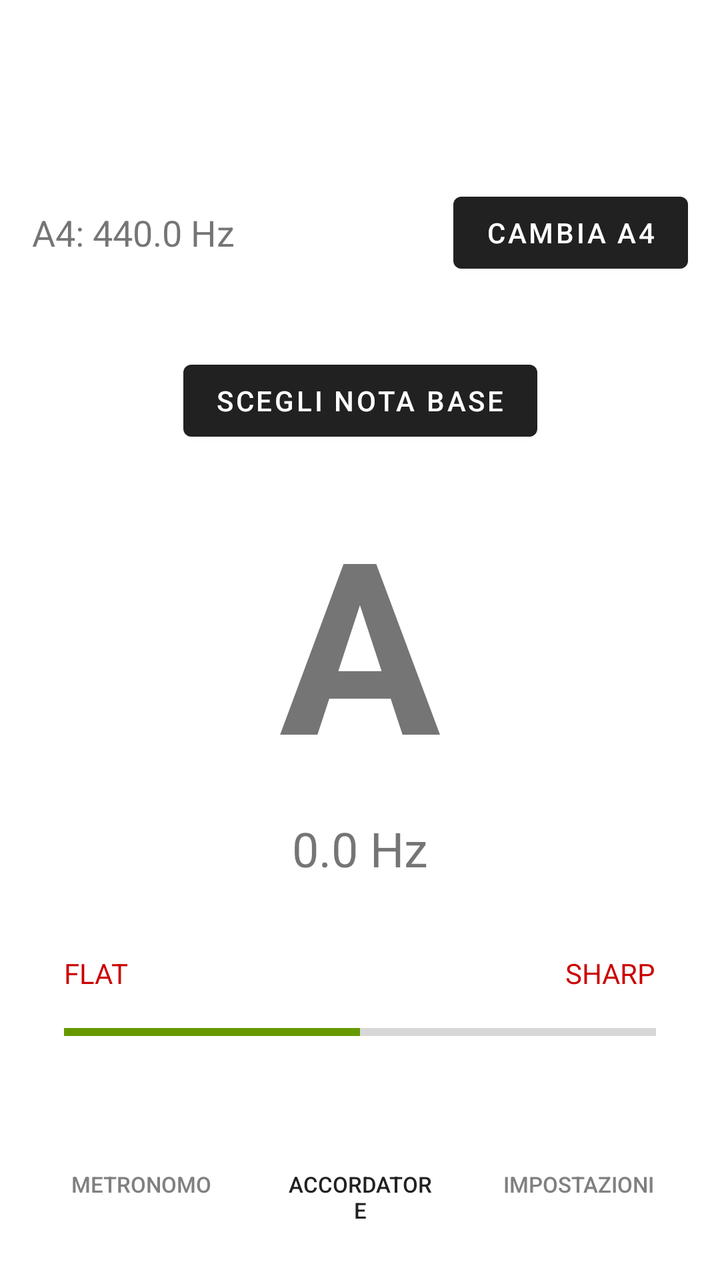
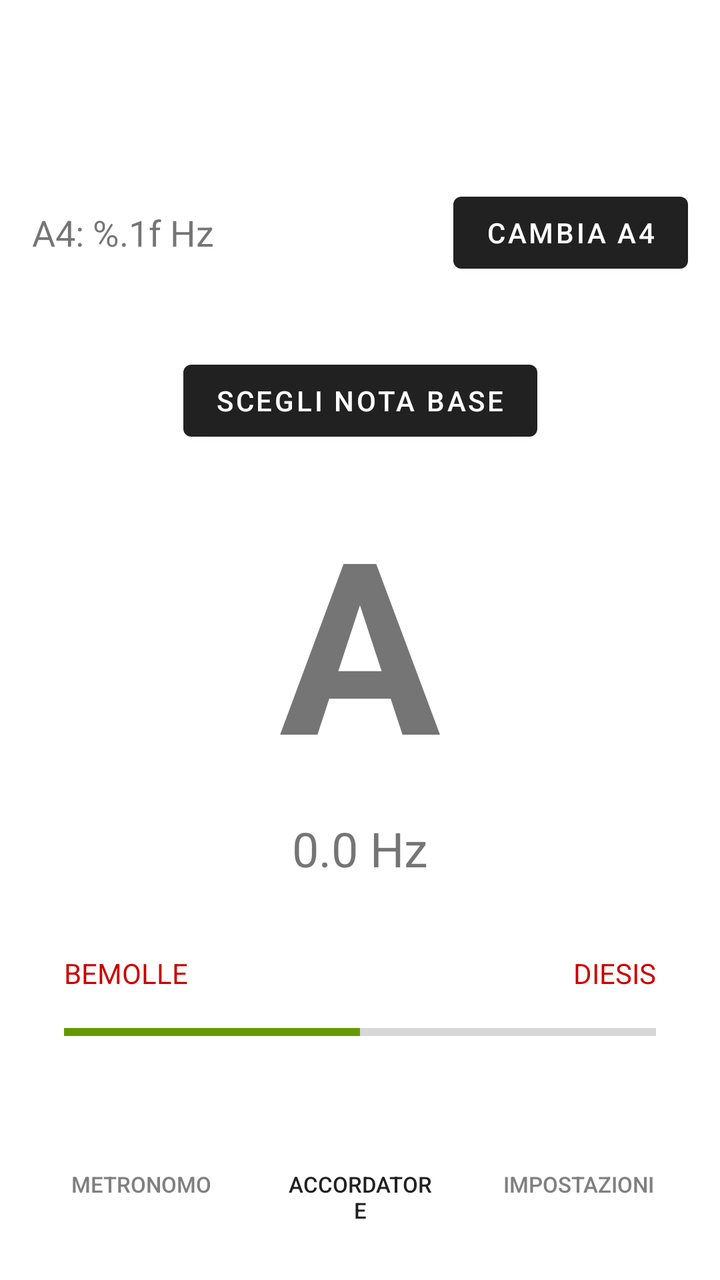

An Android layout rendered at two revisions. The XML below is the earlier revision; the diff shows what the commit changed to produce the second picture.
<!-- AndroidManifest.xml: application theme Theme.MetronomeTuner -->
<!-- res/layout/activity_accordatore.xml -->
<?xml version="1.0" encoding="utf-8"?>
<androidx.constraintlayout.widget.ConstraintLayout xmlns:android="http://schemas.android.com/apk/res/android"
    xmlns:app="http://schemas.android.com/apk/res-auto"
    xmlns:tools="http://schemas.android.com/tools"
    android:id="@+id/root_accordatore"
    android:layout_width="match_parent"
    android:layout_height="match_parent"
    android:padding="16dp"
    tools:context=".AccordatoreActivity">

    <TextView
        android:id="@+id/a4_ref_display"
        android:layout_width="wrap_content"
        android:layout_height="wrap_content"
        android:layout_marginTop="88dp"
        android:text="A4: 440.0 Hz"
        android:textSize="18sp"
        app:layout_constraintStart_toStartOf="parent"
        app:layout_constraintTop_toTopOf="parent" />

    <Button
        android:id="@+id/btn_change_a4"
        android:layout_width="wrap_content"
        android:layout_height="wrap_content"
        android:text="CAMBIA A4"
        app:layout_constraintBottom_toBottomOf="@id/a4_ref_display"
        app:layout_constraintEnd_toEndOf="parent"
        app:layout_constraintTop_toTopOf="@id/a4_ref_display" />

    <TextView
        android:id="@+id/note_display"
        android:layout_width="wrap_content"
        android:layout_height="wrap_content"
        android:text="A"
        android:textSize="120sp"
        android:textStyle="bold"
        app:layout_constraintBottom_toBottomOf="parent"
        app:layout_constraintEnd_toEndOf="parent"
        app:layout_constraintStart_toStartOf="parent"
        app:layout_constraintTop_toTopOf="parent" />

    <TextView
        android:id="@+id/frequency_display"
        android:layout_width="wrap_content"
        android:layout_height="wrap_content"
        android:layout_marginTop="8dp"
        android:text="0.0 Hz"
        android:textSize="24sp"
        app:layout_constraintEnd_toEndOf="parent"
        app:layout_constraintStart_toStartOf="parent"
        app:layout_constraintTop_toBottomOf="@id/note_display" />

    <TextView
        android:id="@+id/indicator_flat"
        android:layout_width="wrap_content"
        android:layout_height="wrap_content"
        android:layout_marginStart="16dp"
        android:layout_marginBottom="8dp"
        android:text="FLAT"
        android:textColor="@android:color/holo_red_dark"
        android:textSize="14sp"
        app:layout_constraintBottom_toTopOf="@id/tuning_bar"
        app:layout_constraintStart_toStartOf="parent" />

    <TextView
        android:id="@+id/indicator_sharp"
        android:layout_width="wrap_content"
        android:layout_height="wrap_content"
        android:layout_marginEnd="16dp"
        android:layout_marginBottom="8dp"
        android:text="SHARP"
        android:textColor="@android:color/holo_red_dark"
        android:textSize="14sp"
        app:layout_constraintBottom_toTopOf="@id/tuning_bar"
        app:layout_constraintEnd_toEndOf="parent" />

    <ProgressBar
        android:id="@+id/tuning_bar"
        style="@style/Widget.AppCompat.ProgressBar.Horizontal"
        android:layout_width="0dp"
        android:layout_height="24dp"
        android:layout_marginStart="16dp"
        android:layout_marginEnd="16dp"
        android:layout_marginBottom="32dp"
        android:max="100"
        android:progress="50"
        android:progressTint="@android:color/holo_green_dark"
        app:layout_constraintBottom_toTopOf="@id/bottom_navigation_bar"
        app:layout_constraintEnd_toEndOf="parent"
        app:layout_constraintStart_toStartOf="parent" />

    <Button
        android:id="@+id/btn_note_chooser"
        android:layout_width="wrap_content"
        android:layout_height="wrap_content"
        android:layout_marginBottom="16dp"
        android:text="Scegli Nota Base"
        app:layout_constraintBottom_toTopOf="@id/note_display"
        app:layout_constraintEnd_toEndOf="parent"
        app:layout_constraintStart_toStartOf="parent" />

    <LinearLayout
        android:id="@+id/bottom_navigation_bar"
        android:layout_width="match_parent"
        android:layout_height="wrap_content"
        android:orientation="horizontal"
        android:paddingTop="8dp"
        android:paddingBottom="8dp"
        android:background="?attr/colorSurface"
        app:layout_constraintBottom_toBottomOf="parent"
        app:layout_constraintStart_toStartOf="parent"
        app:layout_constraintEnd_toEndOf="parent">

        <Button
            android:id="@+id/btn_to_metronome"
            android:layout_width="0dp"
            android:layout_height="wrap_content"
            android:layout_weight="1"
            android:text="Metronomo"
            android:textSize="11sp"
            style="@style/Widget.AppCompat.Button.Borderless"
            android:textColor="@color/gray_medium"/>

        <Button
            android:id="@+id/btn_to_tuner"
            android:layout_width="0dp"
            android:layout_height="wrap_content"
            android:layout_weight="1"
            android:text="Accordatore"
            android:textSize="11sp"
            style="@style/Widget.AppCompat.Button.Borderless"
            android:textColor="?attr/colorPrimary" />

        <Button
            android:id="@+id/btn_to_settings"
            android:layout_width="0dp"
            android:layout_height="wrap_content"
            android:layout_weight="1"
            android:text="Impostazioni"
            android:textSize="11sp"
            style="@style/Widget.AppCompat.Button.Borderless"
            android:textColor="@color/gray_medium"/>
    </LinearLayout>

</androidx.constraintlayout.widget.ConstraintLayout>
<!-- resources referenced by this layout -->
<resources>
  <color name="gray_medium">#FF808080</color>
  <style name="Theme.MetronomeTuner" parent="Theme.MaterialComponents.DayNight.DarkActionBar" />
</resources>

<!-- the commit's change to res/layout/activity_accordatore.xml (unified diff, before → after) -->
@@ -13,7 +13,7 @@
         android:layout_width="wrap_content"
         android:layout_height="wrap_content"
         android:layout_marginTop="88dp"
-        android:text="A4: 440.0 Hz"
+        android:text="@string/a4_display_format"
         android:textSize="18sp"
         app:layout_constraintStart_toStartOf="parent"
         app:layout_constraintTop_toTopOf="parent" />
@@ -22,7 +22,7 @@
         android:id="@+id/btn_change_a4"
         android:layout_width="wrap_content"
         android:layout_height="wrap_content"
-        android:text="CAMBIA A4"
+        android:text="@string/btn_change_a4"
         app:layout_constraintBottom_toBottomOf="@id/a4_ref_display"
         app:layout_constraintEnd_toEndOf="parent"
         app:layout_constraintTop_toTopOf="@id/a4_ref_display" />
@@ -56,7 +56,7 @@
         android:layout_height="wrap_content"
         android:layout_marginStart="16dp"
         android:layout_marginBottom="8dp"
-        android:text="FLAT"
+        android:text="@string/indicator_flat"
         android:textColor="@android:color/holo_red_dark"
         android:textSize="14sp"
         app:layout_constraintBottom_toTopOf="@id/tuning_bar"
@@ -68,7 +68,7 @@
         android:layout_height="wrap_content"
         android:layout_marginEnd="16dp"
         android:layout_marginBottom="8dp"
-        android:text="SHARP"
+        android:text="@string/indicator_sharp"
         android:textColor="@android:color/holo_red_dark"
         android:textSize="14sp"
         app:layout_constraintBottom_toTopOf="@id/tuning_bar"
@@ -94,7 +94,7 @@
         android:layout_width="wrap_content"
         android:layout_height="wrap_content"
         android:layout_marginBottom="16dp"
-        android:text="Scegli Nota Base"
+        android:text="@string/btn_note_chooser"
         app:layout_constraintBottom_toTopOf="@id/note_display"
         app:layout_constraintEnd_toEndOf="parent"
         app:layout_constraintStart_toStartOf="parent" />
@@ -116,7 +116,7 @@
             android:layout_width="0dp"
             android:layout_height="wrap_content"
             android:layout_weight="1"
-            android:text="Metronomo"
+            android:text="@string/title_metronome"
             android:textSize="11sp"
             style="@style/Widget.AppCompat.Button.Borderless"
             android:textColor="@color/gray_medium"/>
@@ -126,7 +126,7 @@
             android:layout_width="0dp"
             android:layout_height="wrap_content"
             android:layout_weight="1"
-            android:text="Accordatore"
+            android:text="@string/title_tuner"
             android:textSize="11sp"
             style="@style/Widget.AppCompat.Button.Borderless"
             android:textColor="?attr/colorPrimary" />
@@ -136,7 +136,7 @@
             android:layout_width="0dp"
             android:layout_height="wrap_content"
             android:layout_weight="1"
-            android:text="Impostazioni"
+            android:text="@string/title_settings"
             android:textSize="11sp"
             style="@style/Widget.AppCompat.Button.Borderless"
             android:textColor="@color/gray_medium"/>
<!-- resource entries referenced after the edit -->
@@ -1,6 +1,14 @@
 <!-- resources referenced by this layout -->
 <resources>
   <color name="gray_medium">#FF808080</color>
+  <string name="a4_display_format">A4: %.1f Hz</string>
+  <string name="btn_change_a4">CAMBIA A4</string>
+  <string name="btn_note_chooser">Scegli Nota Base</string>
+  <string name="indicator_flat">BEMOLLE</string>
+  <string name="indicator_sharp">DIESIS</string>
+  <string name="title_metronome">Metronomo</string>
+  <string name="title_settings">Impostazioni</string>
+  <string name="title_tuner">Accordatore</string>
   <style name="Theme.MetronomeTuner" parent="Theme.MaterialComponents.DayNight.DarkActionBar" />
 </resources>
 
